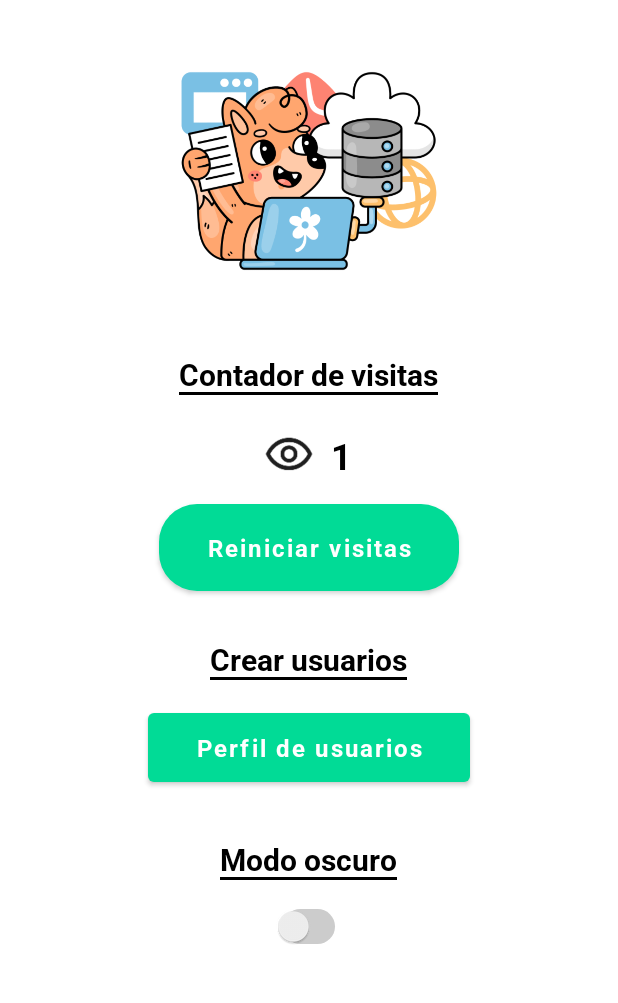
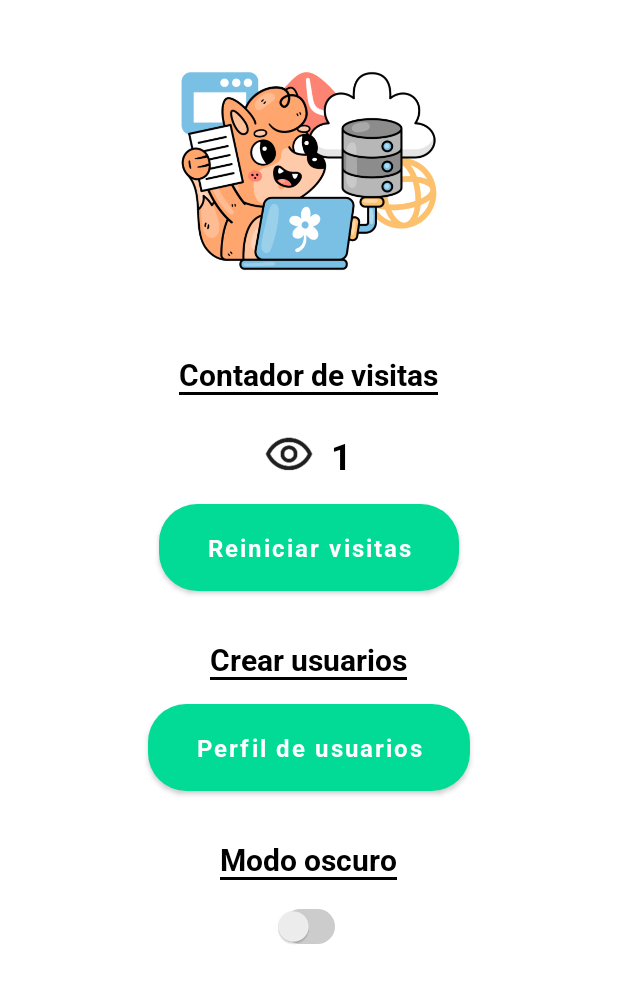
Before and after one commit to tomirevc/AMTorres_app_s9, an Android app: the screen it shows after launch (MainActivity), on a phone screen of 412 x 824 dp, the part 156-1159 px from its top. Run offline under Robolectric (Android 15) with nearby library versions, the phone set to English and light mode, and no system bars.

Commit message:
Actualizacion 2

```diff
--- a/app/src/main/res/layout/activity_main.xml
+++ b/app/src/main/res/layout/activity_main.xml
@@ -115,6 +115,7 @@
             android:textColor="@android:color/white"
             android:textSize="16sp"
             android:fontFamily="@font/roboto_bold"
+            android:background="@drawable/gradient_button"
             android:paddingHorizontal="32dp"
             android:paddingVertical="12dp"
             android:layout_marginBottom="32dp"
```
